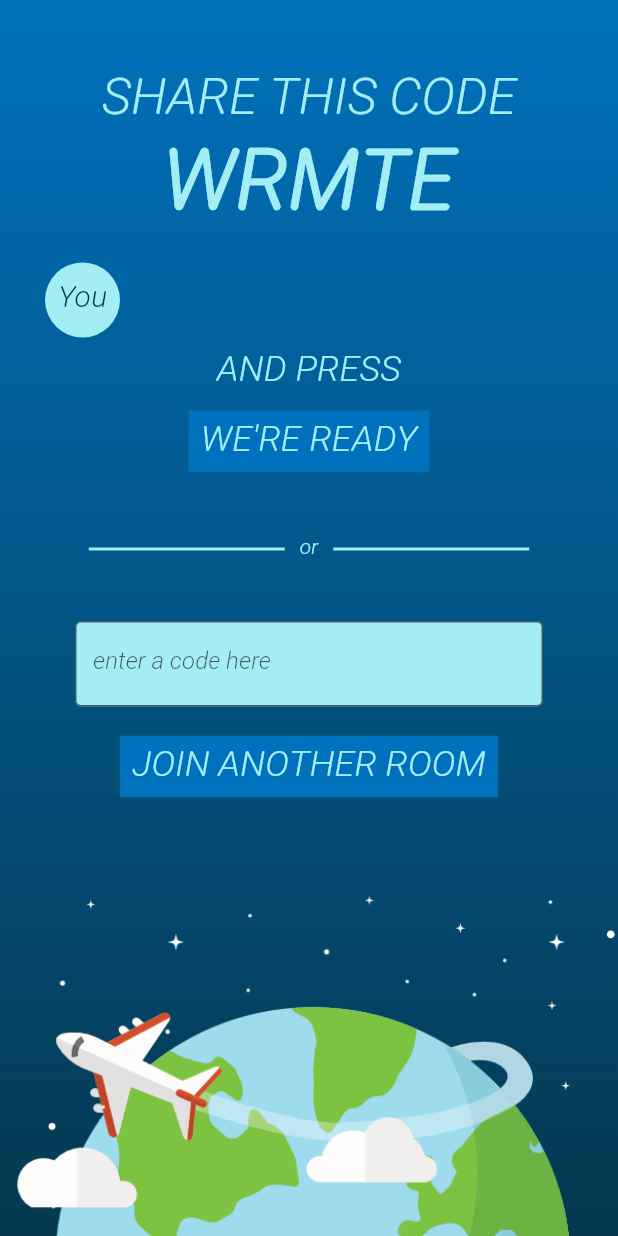
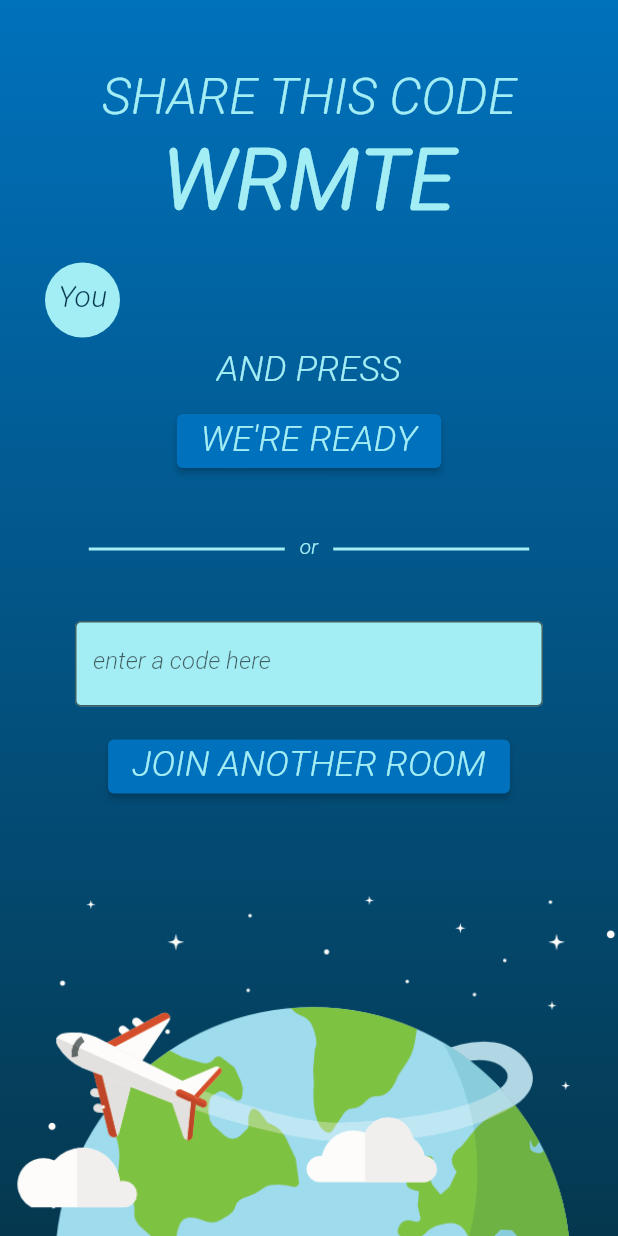
Before and after one commit to benjads/placemap, a Flutter app: the screen it shows after launch, after a tap on "START", on a phone screen of 412 x 824 dp. Run offline on Flutter 3.47's test engine with Material 2 defaults, Android fonts, the phone set to English and light mode, and no system bars; our stand-ins replace carousel_slider, cloud_firestore, device_info, firebase_core, firebase_storage, flutter_local_notifications and 3 more; accounts and stored records are empty.

Commit message:
General bug fixes

```diff
--- a/lib/main.dart
+++ b/lib/main.dart
@@ -15,7 +15,6 @@ import 'package:placemap/screens/tutorial.dart';
 import 'package:placemap/screens/wait.dart';
 import 'package:placemap/speech_service.dart';
 import 'package:placemap/theme.dart';
-import 'package:placemap/utils.dart';
 import 'package:provider/provider.dart';
 
 void main() {
@@ -25,7 +24,6 @@ void main() {
 
 class PlacemapApp extends StatelessWidget {
   final Future<FirebaseApp> _initialization = Firebase.initializeApp();
-  final Stopwatch inactivityStopwatch = Stopwatch();
 
   @override
   Widget build(BuildContext context) {
@@ -49,10 +47,7 @@ class PlacemapApp extends StatelessWidget {
               ChangeNotifierProvider<Preferences>(create: (_) => Preferences()),
               ChangeNotifierProvider<AppData>(create: (_) => AppData()),
               Provider<SpeechService>(create: (_) => SpeechService()),
-              Provider<Stopwatch>.value(value: inactivityStopwatch),
             ],
-            child: Listener(
-              onPointerDown: (_) => handleInput(),
             child: MaterialApp(
               title: 'Placemap',
               theme: appTheme,
@@ -101,7 +96,6 @@ class PlacemapApp extends StatelessWidget {
                 );
               },
             ),
-            ),
           );
         }
 
@@ -111,13 +105,4 @@ class PlacemapApp extends StatelessWidget {
       },
     );
   }
-
-  void handleInput() {
-    if (!inactivityStopwatch.isRunning) {
-      inactivityStopwatch.start();
-      return;
 }
-
-    inactivityStopwatch.reset();
-  }
-}
--- a/lib/models/app_data.dart
+++ b/lib/models/app_data.dart
@@ -128,8 +128,10 @@ class AppData extends ChangeNotifier {
     _session = newSession;
 
     if (_session.tradRef != null) {
-      final traditionSnapshot = await _session.tradRef.get();
-      _tradition = Tradition.fromSnapshot(traditionSnapshot);
+      if (_tradition == null || _tradition.docRef != _session.tradRef) {
+        final traditionSnapshot = await _session.tradRef.get();
+        _tradition = Tradition.fromSnapshot(traditionSnapshot);
+      }
 
       if (_session.tradReviewRef != null) {
         final tradReviewSnapshot = await _session.tradReviewRef.get();
--- a/lib/screens/common.dart
+++ b/lib/screens/common.dart
@@ -22,11 +22,10 @@ class PlacemapButton extends StatelessWidget {
   Widget build(BuildContext context) {
     final theme = Theme.of(context);
 
-    return TextButton(
-        style: TextButton.styleFrom(
-          backgroundColor: backgroundColor ?? theme.primaryColor,
+    return ElevatedButton(
+        style: ElevatedButton.styleFrom(
+          primary: backgroundColor ?? theme.primaryColor,
           textStyle: theme.textTheme.headline4,
-          shape: BeveledRectangleBorder(),
         ),
         onPressed: onPressed,
         child: Text(
@@ -84,10 +83,8 @@ class ParticipantBubbles extends StatelessWidget {
   Widget build(BuildContext context) {
     final theme = Theme.of(context);
 
-    return Consumer<AppData>(
-      builder: (context, appData, _) {
-        if (appData.session == null)
-          return SizedBox.shrink();
+    return Consumer<AppData>(builder: (context, appData, _) {
+      if (appData.session == null) return CircularProgressIndicator();
 
       return Padding(
         padding: EdgeInsets.symmetric(horizontal: 30),
@@ -120,8 +117,7 @@ class ParticipantBubbles extends StatelessWidget {
           ],
         ),
       );
-      }
-    );
+    });
   }
 }
 
--- a/lib/screens/tradition_overview.dart
+++ b/lib/screens/tradition_overview.dart
@@ -141,11 +141,11 @@ class _TraditionContentState extends State<TraditionContent> {
     appData.session.setState(newState, true);
   }
 
-  void _review() async {
+  void _review() {
     _navigate(SessionState.review);
   }
 
-  void _search() async {
+  void _search() {
     _navigate(SessionState.search);
   }
 
@@ -380,7 +380,7 @@ class TraditionPost extends StatelessWidget {
         padding: EdgeInsets.only(top: 50),
         decoration: BoxDecoration(
           image: DecorationImage(
-            image: appData.tradition.cachedCoverImg.image ?? NetworkImage(appData.tradition.cachedCoverUrl),
+            image: appData.tradition.cachedCoverImg.image,
             fit: BoxFit.cover,
             colorFilter: ColorFilter.mode(
                 theme.colorScheme.primary.withOpacity(0.2), BlendMode.dstATop),
--- a/lib/speech_service.dart
+++ b/lib/speech_service.dart
@@ -10,6 +10,8 @@ class SpeechService {
     _tts.setCompletionHandler(() => _playing = false);
     _tts.setCancelHandler(() => _playing = false);
     _tts.setErrorHandler((_) => _playing = false);
+
+    _tts.setLanguage('en-US');
   }
 
   void speak(String message) {
--- a/lib/utils.dart
+++ b/lib/utils.dart
@@ -27,7 +27,7 @@ class PlacemapUtils {
     const AndroidNotificationDetails androidPlatformChannelSpecifics =
     AndroidNotificationDetails(
         'PlaceMap', 'PlaceMap Meal', 'PlaceMap Mealtime Notifications',
-        importance: Importance.max,
+        importance: Importance.high,
         priority: Priority.high,
         ticker: 'ticker');
     const NotificationDetails platformChannelSpecifics =
```
Also changed, not shown: lib/screens/activity_wrapper.dart (+2 -7 lines), lib/screens/join.dart (+7 -3 lines), lib/screens/wait.dart (+14 -2 lines), pubspec.yaml (+8 -1 lines), graphics/launcher/background.png (added), graphics/launcher/foreground.png (added), graphics/launcher/icon.png (added), pubspec.lock, 18 other files. Lines whose indentation alone changed are shown as unchanged.
